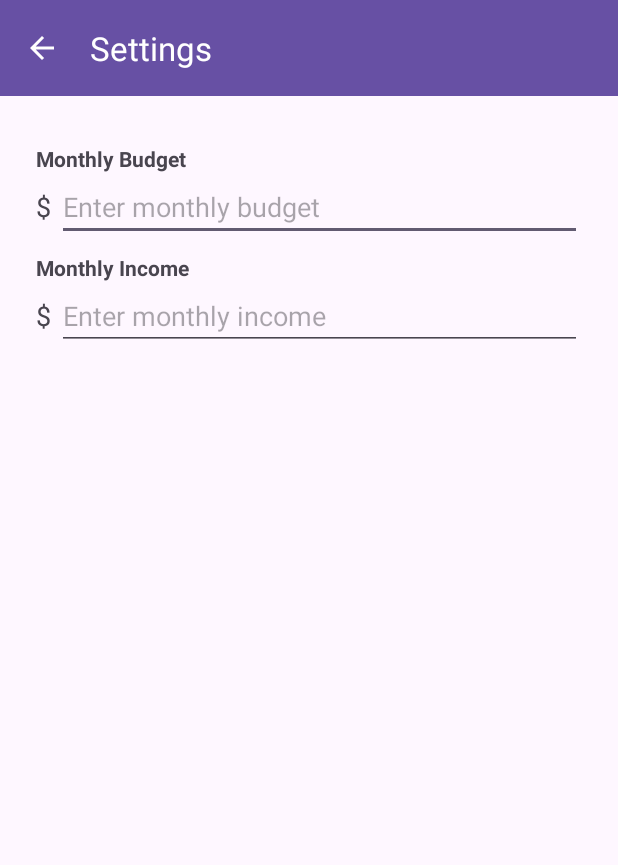
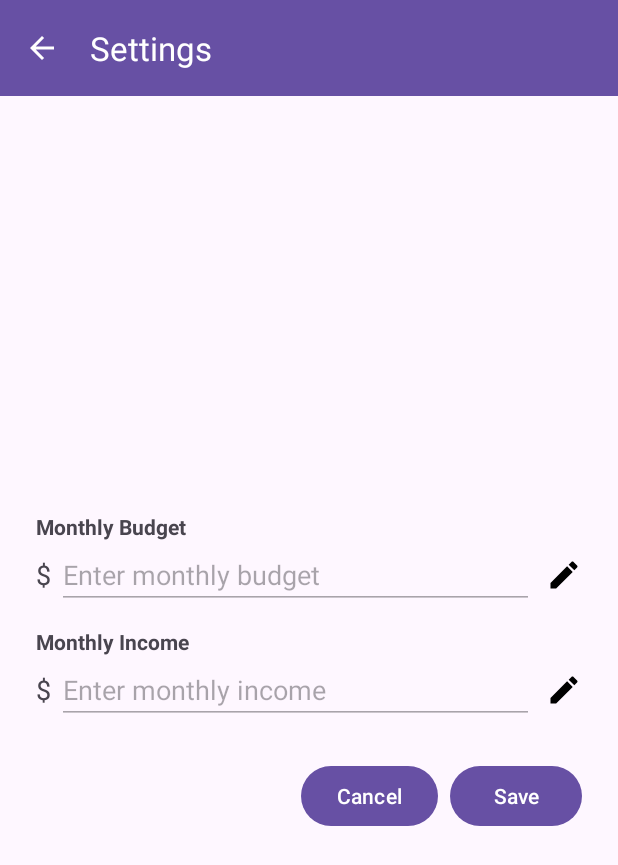
Before and after one commit to sidmttl/NestBudget, an Android app: the SettingsActivity screen opened directly, with no data from a screen before it, on a phone screen of 412 x 824 dp. Shown: the top 865 px of the screen. Run offline under Robolectric (Android 15) with nearby library versions, the phone set to English and light mode, and no system bars; our stand-ins replace Firebase (no records; nobody signed in at launch, a user with empty details on screens opened directly).

Commit message:
Backend for Settings Activity without displaying existing values

```diff
--- a/app/src/main/java/com/example/nestbudget/SetProfileActivity.java
+++ b/app/src/main/java/com/example/nestbudget/SetProfileActivity.java
@@ -1,6 +1,7 @@
 package com.example.nestbudget;
 
 import android.content.Context;
+import android.content.Intent;
 import android.content.SharedPreferences;
 import android.net.Uri;
 import android.os.Bundle;
@@ -24,7 +25,7 @@ import com.google.firebase.storage.StorageReference;
 public class SetProfileActivity extends AppCompatActivity {
 
     private ImageView profileImageView;
-    private Button uploadButton, confirmButton;
+    private Button uploadButton, confirmButton, cancelButton;
     private Uri selectedImageUri;
 
     private EditText firstNameEditText, lastNameEditText, ageEditText, familyGroupIdEditText;
@@ -54,6 +55,7 @@ public class SetProfileActivity extends AppCompatActivity {
         profileImageView = findViewById(R.id.profileImageView);
         uploadButton = findViewById(R.id.uploadButton);
         confirmButton = findViewById(R.id.confirmButton);  // Added Confirm button
+        cancelButton = findViewById(R.id.btnCancel);
 
         firstNameEditText = findViewById(R.id.firstNameEditText);
         lastNameEditText = findViewById(R.id.lastNameEditText);
@@ -126,6 +128,11 @@ public class SetProfileActivity extends AppCompatActivity {
             getSupportActionBar().setDisplayHomeAsUpEnabled(true);
             getSupportActionBar().setDisplayShowHomeEnabled(true);
         }
+
+        cancelButton.setOnClickListener(v -> {
+            startActivity(new Intent(SetProfileActivity.this, MainActivity.class));
+            finish();
+        });
     }
 
     private void fetchUserProfile(String userId) {
--- a/app/src/main/java/com/example/nestbudget/SettingsActivity.java
+++ b/app/src/main/java/com/example/nestbudget/SettingsActivity.java
@@ -1,28 +1,111 @@
 package com.example.nestbudget;
 
+import android.content.Context;
+import android.content.Intent;
+import android.content.SharedPreferences;
 import android.os.Bundle;
+import android.view.KeyEvent;
+import android.view.View;
+import android.widget.EditText;
+import android.widget.ImageView;
+import android.widget.Button;
+import android.widget.Toast;
+
+import androidx.appcompat.app.AppCompatActivity;
 import androidx.appcompat.widget.Toolbar;
 
-import androidx.appcompat.app.AppCompatActivity;
+import com.google.firebase.database.DatabaseReference;
+import com.google.firebase.database.FirebaseDatabase;
 
-public class SettingsActivity extends AppCompatActivity{
+public class SettingsActivity extends AppCompatActivity {
+
+    private EditText budgetEditText, incomeEditText;
+    private ImageView editBudgetIcon, editIncomeIcon;
+    private Button saveButton, cancelButton;
+
+    private SharedPreferences sharedPreferences;
+    private static final String PREFS_NAME = "UserPrefs";
+    private static final String KEY_USERNAME = "username";
+    private DatabaseReference database;
+
     @Override
     protected void onCreate(Bundle savedInstanceState) {
         super.onCreate(savedInstanceState);
-        setContentView(R.layout.activity_settings);  // This references the XML layout we'll define next
+        setContentView(R.layout.activity_settings);
 
         Toolbar toolbar = findViewById(R.id.settings_toolbar);
         setSupportActionBar(toolbar);
+        if (getSupportActionBar() != null) {
+            getSupportActionBar().setDisplayHomeAsUpEnabled(true);
+            getSupportActionBar().setDisplayShowHomeEnabled(true);
+        }
 
-        if (getSupportActionBar() != null) {
-            getSupportActionBar().setDisplayHomeAsUpEnabled(true);  // Show back arrow
-            getSupportActionBar().setDisplayShowHomeEnabled(true);  // Enable back navigation
+        budgetEditText = findViewById(R.id.budgetEditText);
+        incomeEditText = findViewById(R.id.incomeEditText);
+        editBudgetIcon = findViewById(R.id.editBudgetIcon);
+        editIncomeIcon = findViewById(R.id.editIncomeIcon);
+        saveButton = findViewById(R.id.saveButton);
+        cancelButton = findViewById(R.id.cancelButton);
+
+        sharedPreferences = getSharedPreferences(PREFS_NAME, Context.MODE_PRIVATE);
+        String userId = sharedPreferences.getString(KEY_USERNAME, null);
+        database = FirebaseDatabase.getInstance().getReference();
+
+        disableEditText(budgetEditText);
+        disableEditText(incomeEditText);
+
+        editBudgetIcon.setOnClickListener(v -> enableEditing(budgetEditText));
+        editIncomeIcon.setOnClickListener(v -> enableEditing(incomeEditText));
+
+        budgetEditText.setOnKeyListener((v, keyCode, event) -> handleEnterKey(event, budgetEditText));
+        incomeEditText.setOnKeyListener((v, keyCode, event) -> handleEnterKey(event, incomeEditText));
+
+        saveButton.setOnClickListener(v -> {
+            if (userId != null) {
+                String budget = budgetEditText.getText().toString().trim();
+                String income = incomeEditText.getText().toString().trim();
+                if (!budget.isEmpty()) {
+                    database.child("Users").child(userId).child("monthlyBudget").setValue(budget);
+                }
+                if (!income.isEmpty()) {
+                    database.child("Users").child(userId).child("monthlyIncome").setValue(income);
+                }
+                Toast.makeText(this, "Changes saved", Toast.LENGTH_SHORT).show();
+            }
+        });
+
+        cancelButton.setOnClickListener(v -> {
+            startActivity(new Intent(SettingsActivity.this, MainActivity.class));
+            finish();
+        });
+    }
+
+    private void enableEditing(EditText editText) {
+        editText.setEnabled(true);
+        editText.setFocusable(true);
+        editText.setFocusableInTouchMode(true);
+        editText.requestFocus();
+        editText.setSelection(editText.getText().length());
+    }
+
+    private boolean handleEnterKey(KeyEvent event, EditText editText) {
+        if (event.getKeyCode() == KeyEvent.KEYCODE_ENTER && event.getAction() == KeyEvent.ACTION_DOWN) {
+            editText.clearFocus();
+            disableEditText(editText);
+            return true;
         }
+        return false;
+    }
+
+    private void disableEditText(EditText editText) {
+        editText.setEnabled(false);
+        editText.setFocusable(false);
+        editText.setFocusableInTouchMode(false);
     }
 
     @Override
     public boolean onSupportNavigateUp() {
-        finish(); // Closes this activity and returns to the previous screen
+        finish();
         return true;
     }
 }
--- a/app/src/main/res/layout/activity_settings.xml
+++ b/app/src/main/res/layout/activity_settings.xml
@@ -21,10 +21,9 @@
         app:popupTheme="@style/ThemeOverlay.AppCompat.Light"
         app:layout_constraintTop_toTopOf="parent" />
 
-    <!-- Content -->
     <LinearLayout
         android:layout_width="match_parent"
-        android:layout_height="0dp"
+        android:layout_height="wrap_content"
         android:orientation="vertical"
         android:padding="24dp"
         app:layout_constraintTop_toBottomOf="@id/settings_toolbar"
@@ -32,6 +31,7 @@
         app:layout_constraintStart_toStartOf="parent"
         app:layout_constraintEnd_toEndOf="parent">
 
+        <!-- Budget -->
         <TextView
             android:layout_width="wrap_content"
             android:layout_height="wrap_content"
@@ -42,14 +42,14 @@
         <LinearLayout
             android:layout_width="match_parent"
             android:layout_height="wrap_content"
-            android:orientation="horizontal">
+            android:orientation="horizontal"
+            android:gravity="center_vertical">
 
             <TextView
                 android:layout_width="wrap_content"
                 android:layout_height="wrap_content"
                 android:text="$"
                 android:textSize="18sp"
-                android:gravity="center_vertical"
                 android:layout_marginEnd="4dp"/>
 
             <EditText
@@ -59,26 +59,35 @@
                 android:layout_weight="1"
                 android:hint="Enter monthly budget"
                 android:inputType="numberDecimal"/>
+
+            <ImageView
+                android:id="@+id/editBudgetIcon"
+                android:layout_width="24dp"
+                android:layout_height="24dp"
+                android:layout_marginStart="8dp"
+                android:src="@drawable/ic_edit"
+                android:contentDescription="Edit Budget"/>
         </LinearLayout>
 
+        <!-- Income -->
         <TextView
             android:layout_width="wrap_content"
             android:layout_height="wrap_content"
             android:text="Monthly Income"
             android:textStyle="bold"
-            android:layout_marginTop="8dp"/>
+            android:layout_marginTop="12dp"/>
 
         <LinearLayout
             android:layout_width="match_parent"
             android:layout_height="wrap_content"
-            android:orientation="horizontal">
+            android:orientation="horizontal"
+            android:gravity="center_vertical">
 
             <TextView
                 android:layout_width="wrap_content"
                 android:layout_height="wrap_content"
                 android:text="$"
                 android:textSize="18sp"
-                android:gravity="center_vertical"
                 android:layout_marginEnd="4dp"/>
 
             <EditText
@@ -88,6 +97,36 @@
                 android:layout_weight="1"
                 android:hint="Enter monthly income"
                 android:inputType="numberDecimal"/>
+
+            <ImageView
+                android:id="@+id/editIncomeIcon"
+                android:layout_width="24dp"
+                android:layout_height="24dp"
+                android:layout_marginStart="8dp"
+                android:src="@drawable/ic_edit"
+                android:contentDescription="Edit Income"/>
+        </LinearLayout>
+
+        <!-- Save and Cancel Buttons -->
+        <LinearLayout
+            android:layout_width="match_parent"
+            android:layout_height="wrap_content"
+            android:orientation="horizontal"
+            android:gravity="end"
+            android:layout_marginTop="24dp">
+
+            <Button
+                android:id="@+id/cancelButton"
+                android:layout_width="wrap_content"
+                android:layout_height="wrap_content"
+                android:text="Cancel"
+                android:layout_marginEnd="8dp"/>
+
+            <Button
+                android:id="@+id/saveButton"
+                android:layout_width="wrap_content"
+                android:layout_height="wrap_content"
+                android:text="Save"/>
         </LinearLayout>
     </LinearLayout>
 
```
